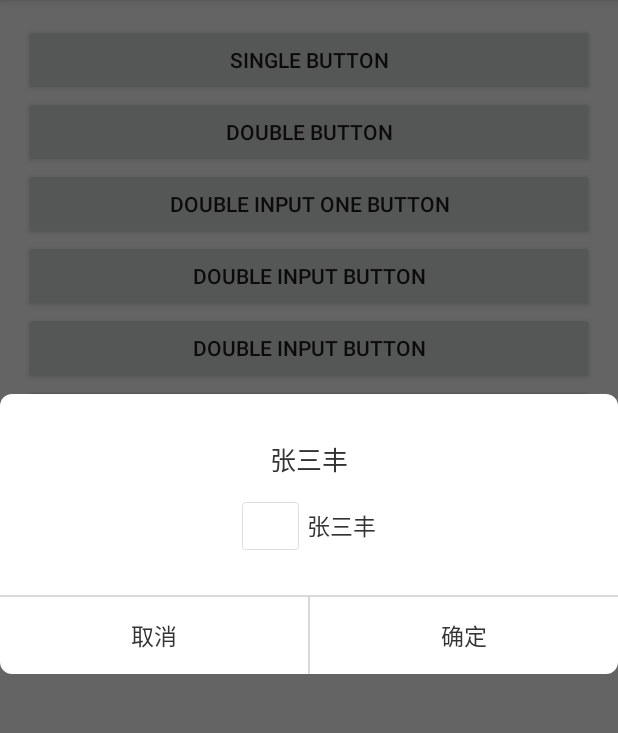
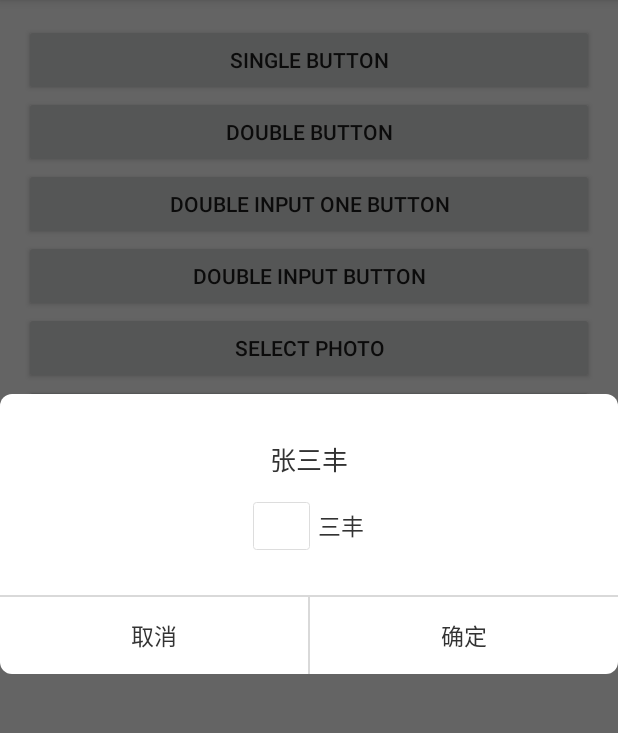
Before and after one commit to yan493483722/Base, an Android app: the DialogExampleAty screen opened directly, with no data from a screen before it, after a tap on "DOUBLE INPUT ONE BUTTON", on a phone screen of 412 x 824 dp, the part 84-817 px from its top. Run offline under Robolectric (Android 15) with nearby library versions, the phone set to English and light mode, and no system bars; our stand-ins replace ButterKnife; pictures from the network do not load.

Commit message:
dialog新增和完善

```diff
--- a/app/src/main/java/com/yan/basedemo/aty/DialogExampleAty.java
+++ b/app/src/main/java/com/yan/basedemo/aty/DialogExampleAty.java
@@ -101,7 +101,7 @@ public class DialogExampleAty extends BaseAty {
             case R.id.btn_dialog_example_input_one:
                 new BaseSingleInputDoubleBtnDialog.Builder(mAty, mLayoutInflater)
                         .setBaseDialogInputDoubleBtnClickListener(mBaseDialogInputDoubleBtnClickListener)
-                        .setType(DIALOG_TYPE_THREE).setContent("张三丰")
+                        .setType(DIALOG_TYPE_THREE).setContent("三丰")
                         .setTitle("张三丰").create().show();
 
                 break;
@@ -132,6 +132,7 @@ public class DialogExampleAty extends BaseAty {
                 photoPopManager.showPop();
                 break;
             case R.id.btn_dialog_example_input_password:
+
                 break;
         }
     }
--- a/base/src/main/res/layout/aty_dialog_example.xml
+++ b/base/src/main/res/layout/aty_dialog_example.xml
@@ -33,7 +33,7 @@
         android:id="@+id/btn_dialog_photo"
         android:layout_width="match_parent"
         android:layout_height="wrap_content"
-        android:text="double input button" />
+        android:text="select photo" />
     <Button
         android:id="@+id/btn_dialog_example_input_password"
         android:layout_width="match_parent"
```
Also changed, not shown: base/src/main/java/com/yan/base/manager/PasswordInputPopManager.java (added, +21 -0 lines).
